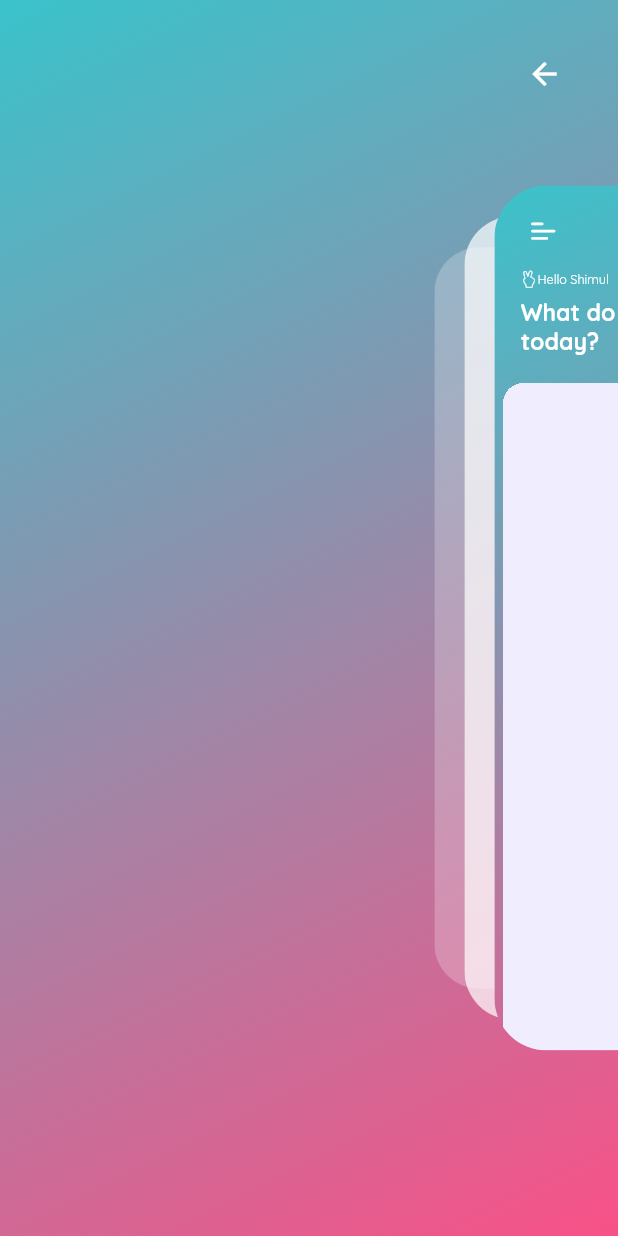
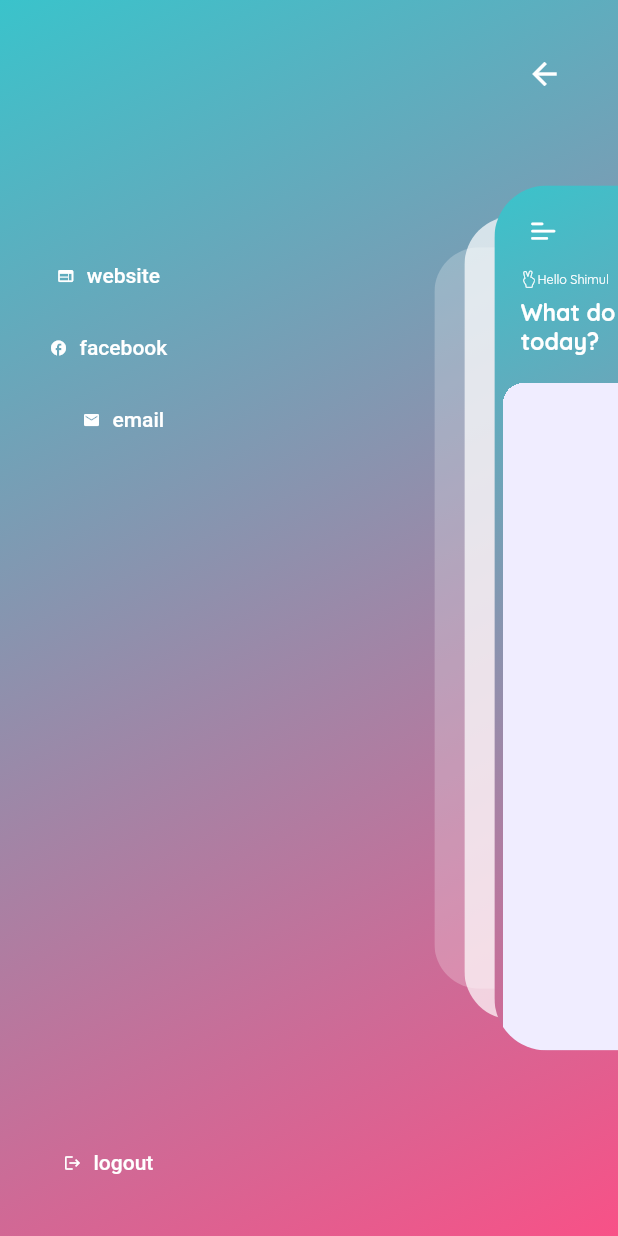
Before and after one commit to shimul53/Quiz-App, a Flutter app: the HomeScreen screen opened by its route, after a tap on an icon or button, on a phone screen of 412 x 824 dp. Run offline on Flutter 3.47's test engine with Material 2 defaults, Android fonts, the phone set to English and light mode, and no system bars; drawn by our look-alikes of flutter_zoom_drawer; our stand-ins replace cached_network_image, cloud_firestore, firebase_auth, firebase_core, firebase_storage, flutter_svg and 4 more; accounts and stored records are empty; project files that could hold a hidden picture were left out.

Commit message:
login with google and logout

```diff
--- a/lib/controllers/zoom_drawer_controller.dart
+++ b/lib/controllers/zoom_drawer_controller.dart
@@ -1,13 +1,16 @@
 import 'package:get/get.dart';
 import 'package:flutter_zoom_drawer/config.dart';
+import 'package:quiz_app/controllers/auth_controller.dart';
 import 'package:url_launcher/url_launcher.dart';
+import 'package:firebase_auth/firebase_auth.dart';
 
 class MyZoomDrawerController extends  GetxController{
   final zoomDrawerController = ZoomDrawerController();
+  Rxn<User?> user = Rxn();
 
   @override
   void onReady() {
-
+    user.value = Get.find<AuthController>().getUser();
     super.onReady();
   }
 
@@ -17,6 +20,7 @@ class MyZoomDrawerController extends  GetxController{
 
   }
   void signOut(){
+    Get.find<AuthController>().signOut();
 
   }
 
@@ -25,6 +29,12 @@ class MyZoomDrawerController extends  GetxController{
   }
 
   void website(){
+    _launch("https://www.linkedin.com/in/shimul-tamo-598b47135/");
+
+  }
+
+  void github(){
+    _launch("https://facebook.com");
 
   }
 
--- a/lib/routes/app_routes.dart
+++ b/lib/routes/app_routes.dart
@@ -2,6 +2,7 @@ import 'package:quiz_app/controllers/question_paper/question_paper_controller.da
 import 'package:quiz_app/controllers/zoom_drawer_controller.dart';
 import 'package:quiz_app/screens/home/home_screen.dart';
 import 'package:quiz_app/screens/introduction/introduction.dart';
+import 'package:quiz_app/screens/login/login_screen.dart';
 import 'package:quiz_app/screens/splash/splash_screen.dart';
 import 'package:get/get.dart';
 
@@ -16,5 +17,9 @@ static List<GetPage> routes()=>
           Get.put(MyZoomDrawerController());
         }),
       ),
+      GetPage(
+        name: LoginScreen.routeName,
+        page: ()=>LoginScreen()
+      )
     ];
 }
--- a/lib/screens/home/home_screen.dart
+++ b/lib/screens/home/home_screen.dart
@@ -17,6 +17,7 @@ import 'package:flutter_zoom_drawer/config.dart';
 
 class HomeScreen extends GetView<MyZoomDrawerController> {
   const HomeScreen({Key? key}) : super(key: key);
+  static const String routeName = "/home" ;
 
   @override
   Widget build(BuildContext context) {
--- a/lib/screens/home/menu_screen.dart
+++ b/lib/screens/home/menu_screen.dart
@@ -1,3 +1,5 @@
+
+
 import 'package:flutter/material.dart';
 import 'package:quiz_app/configs/themes/app_colors.dart';
 import 'package:quiz_app/configs/themes/ui_parameters.dart';
@@ -29,7 +31,36 @@ class MyMenuScreen extends GetView<MyZoomDrawerController> {
                   controller.toggleDrawer();
 
                 },
-              ))
+              )),
+              Padding(
+                padding:  EdgeInsets.only(right: MediaQuery.of(context).size.width*0.3),
+                child: Column(
+                  children: [
+                    Obx(()=>controller.user.value==null?
+                    const SizedBox():
+                    Text(controller.user.value!.displayName??'',
+                    style: const TextStyle(
+                      fontWeight: FontWeight.w900,
+                      fontSize: 18,
+                      color: onSurfaceTextColor,
+                    ),
+                    ),),
+                    const Spacer(flex: 1,),
+                    _DrawerButton(icon: Icons.web, label: "website",onPressed:()=>controller.website() ,),
+                    _DrawerButton(icon: Icons.facebook, label: "facebook",onPressed:()=>controller.website() ,),
+                    Padding(
+                      padding: const EdgeInsets.only(left:20 ),
+                      child: _DrawerButton(icon: Icons.email, label: "email",onPressed:()=>controller.email() ,),
+                    ),
+                    const Spacer(flex: 4,),
+                    _DrawerButton(icon: Icons.logout, label: "logout",onPressed:()=>controller.signOut() ,)
+
+
+
+
+                  ],
+                ),
+              )
             ],
 
           ),
@@ -38,3 +69,24 @@ class MyMenuScreen extends GetView<MyZoomDrawerController> {
     );
   }
 }
+
+class _DrawerButton extends StatelessWidget {
+  const _DrawerButton({Key? key, required this.icon, required this.label, this.onPressed}) : super(key: key);
+
+  final IconData icon;
+  final String label;
+  final VoidCallback? onPressed;
+
+  @override
+  Widget build(BuildContext context) {
+    return TextButton.icon(
+        onPressed: onPressed,
+        icon: Icon(
+        icon,
+        size: 12,
+      ),
+      label:Text(label) ,
+
+    );
+  }
+}
--- a/pubspec.yaml
+++ b/pubspec.yaml
@@ -54,6 +54,7 @@ dev_dependencies:
   firebase_auth: ^3.9.0
   google_sign_in: ^5.4.1
   logger: ^1.1.0
+  flutter_svg: ^1.1.5
 
 
 
```
Also changed, not shown: lib/controllers/auth_controller.dart (+48 -0 lines), lib/controllers/question_paper/question_paper_controller.dart (+21 -1 lines), lib/screens/home/question_card.dart (+7 -1 lines), lib/screens/login/login_screen.dart (added, +60 -0 lines), lib/widgets/common/main_button.dart (added, +39 -0 lines), lib/widgets/dialogs/dialogue_widget.dart (added, +27 -0 lines), pubspec.lock, 2 other files.
